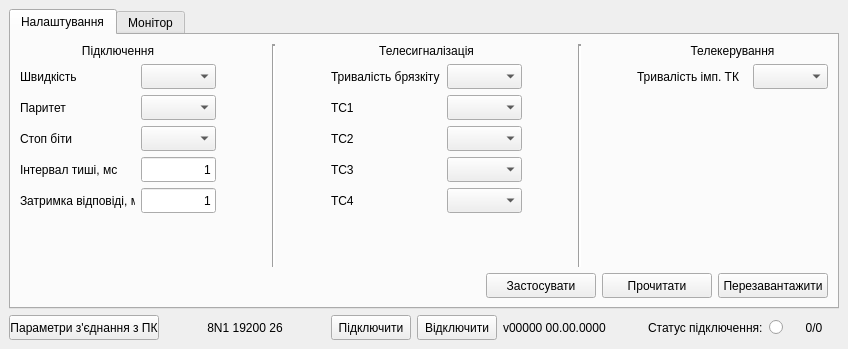
Above: mdio.ui from Goodjamp/Mdio before the change. Below: the same form after it.
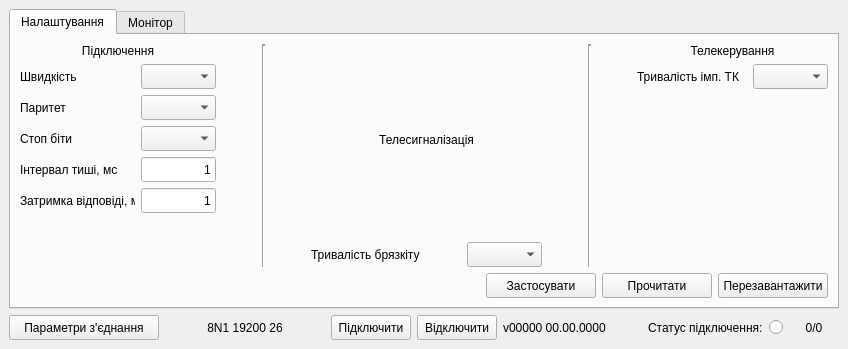
That is the form after the change. The open tabs and pages were chosen to show the change.

Diff of the .ui file:
```diff
--- a/mdio.ui
+++ b/mdio.ui
@@ -301,111 +301,6 @@
             </item>
             <item>
              <layout class="QGridLayout" name="glConnectionInternal_2">
-              <item row="4" column="1">
-               <widget class="QComboBox" name="cbTS4">
-                <property name="minimumSize">
-                 <size>
-                  <width>75</width>
-                  <height>25</height>
-                 </size>
-                </property>
-                <property name="maximumSize">
-                 <size>
-                  <width>75</width>
-                  <height>25</height>
-                 </size>
-                </property>
-               </widget>
-              </item>
-              <item row="4" column="0">
-               <widget class="QLabel" name="lTS4">
-                <property name="minimumSize">
-                 <size>
-                  <width>110</width>
-                  <height>25</height>
-                 </size>
-                </property>
-                <property name="maximumSize">
-                 <size>
-                  <width>110</width>
-                  <height>25</height>
-                 </size>
-                </property>
-                <property name="text">
-                 <string>ТС4</string>
-                </property>
-               </widget>
-              </item>
-              <item row="3" column="1">
-               <widget class="QComboBox" name="cbTS3">
-                <property name="minimumSize">
-                 <size>
-                  <width>75</width>
-                  <height>25</height>
-                 </size>
-                </property>
-                <property name="maximumSize">
-                 <size>
-                  <width>75</width>
-                  <height>25</height>
-                 </size>
-                </property>
-               </widget>
-              </item>
-              <item row="2" column="0">
-               <widget class="QLabel" name="lTS2">
-                <property name="minimumSize">
-                 <size>
-                  <width>110</width>
-                  <height>25</height>
-                 </size>
-                </property>
-                <property name="maximumSize">
-                 <size>
-                  <width>110</width>
-                  <height>25</height>
-                 </size>
-                </property>
-                <property name="text">
-                 <string>ТС2</string>
-                </property>
-               </widget>
-              </item>
-              <item row="1" column="0">
-               <widget class="QLabel" name="lTS1">
-                <property name="minimumSize">
-                 <size>
-                  <width>110</width>
-                  <height>25</height>
-                 </size>
-                </property>
-                <property name="maximumSize">
-                 <size>
-                  <width>110</width>
-                  <height>25</height>
-                 </size>
-                </property>
-                <property name="text">
-                 <string>ТС1</string>
-                </property>
-               </widget>
-              </item>
-              <item row="1" column="1">
-               <widget class="QComboBox" name="cbTS1">
-                <property name="minimumSize">
-                 <size>
-                  <width>75</width>
-                  <height>25</height>
-                 </size>
-                </property>
-                <property name="maximumSize">
-                 <size>
-                  <width>75</width>
-                  <height>25</height>
-                 </size>
-                </property>
-               </widget>
-              </item>
               <item row="0" column="0">
                <widget class="QLabel" name="lBounceTimeoute">
                 <property name="minimumSize">
@@ -425,23 +320,7 @@
                 </property>
                </widget>
               </item>
-              <item row="2" column="1">
-               <widget class="QComboBox" name="cbTS2">
-                <property name="minimumSize">
-                 <size>
-                  <width>75</width>
-                  <height>25</height>
-                 </size>
-                </property>
-                <property name="maximumSize">
-                 <size>
-                  <width>75</width>
-                  <height>25</height>
-                 </size>
-                </property>
-               </widget>
-              </item>
-              <item row="0" column="1">
+              <item row="0" column="2">
                <widget class="QComboBox" name="cbBounceTimeoute">
                 <property name="minimumSize">
                  <size>
@@ -457,40 +336,21 @@
                 </property>
                </widget>
               </item>
-              <item row="3" column="0">
-               <widget class="QLabel" name="lTS3">
-                <property name="minimumSize">
-                 <size>
-                  <width>110</width>
-                  <height>25</height>
-                 </size>
+              <item row="0" column="1">
+               <spacer name="horizontalSpacer_7">
+                <property name="orientation">
+                 <enum>Qt::Horizontal</enum>
                 </property>
-                <property name="maximumSize">
+                <property name="sizeHint" stdset="0">
                  <size>
-                  <width>110</width>
-                  <height>25</height>
+                  <width>40</width>
+                  <height>20</height>
                  </size>
                 </property>
-                <property name="text">
-                 <string>ТС3</string>
-                </property>
-               </widget>
+               </spacer>
               </item>
              </layout>
             </item>
-            <item>
-             <spacer name="verticalSpacer_2">
-              <property name="orientation">
-               <enum>Qt::Vertical</enum>
-              </property>
-              <property name="sizeHint" stdset="0">
-               <size>
-                <width>20</width>
-                <height>40</height>
-               </size>
-              </property>
-             </spacer>
-            </item>
            </layout>
           </item>
           <item>
@@ -983,7 +843,7 @@
          </size>
         </property>
         <property name="text">
-         <string>Параметри з'єднання з ПК</string>
+         <string>Параметри з'єднання</string>
         </property>
        </widget>
       </item>
```
Left out of the diff: 4 changed lines with no effect on the pictures.
